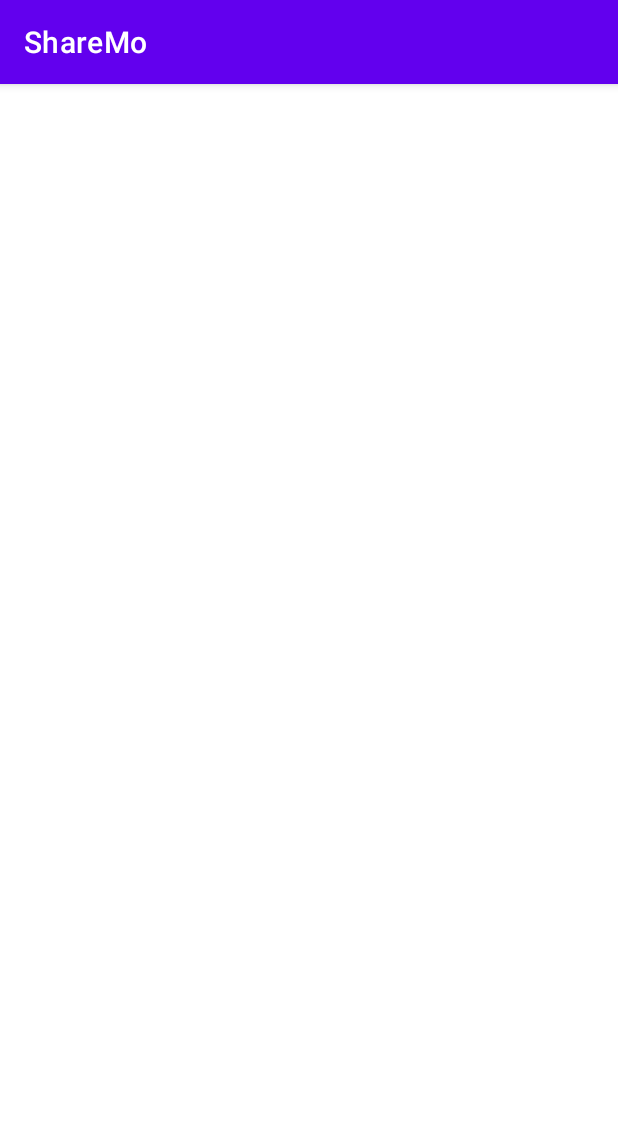
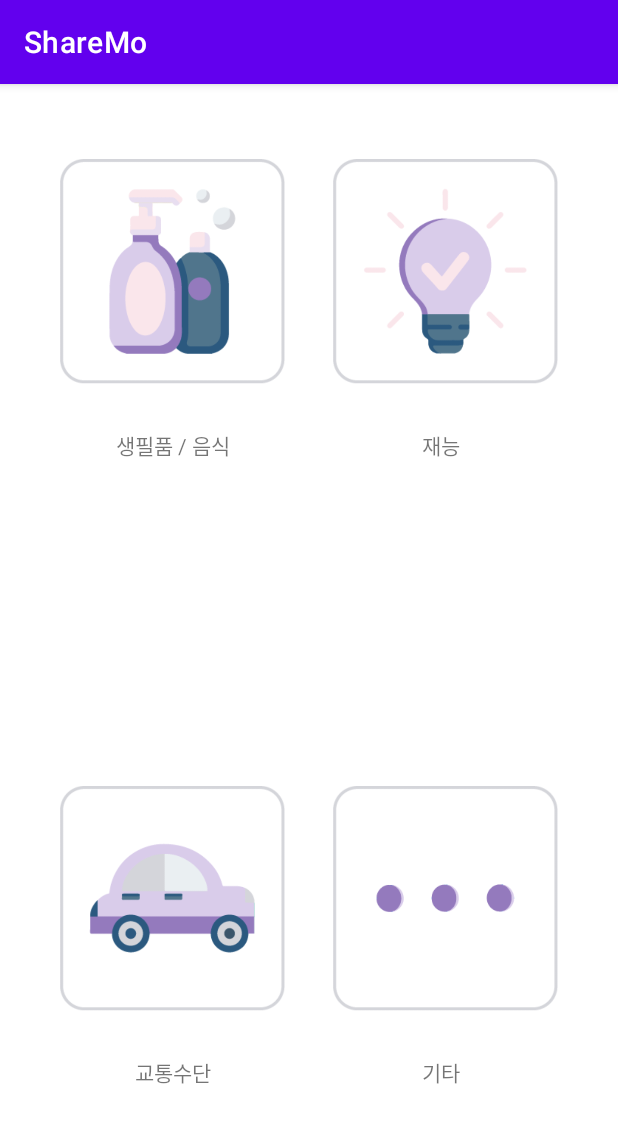
Before and after one commit to JWhy121/ShareMo, an Android app: the fragment FragmentHome shown on its own in the app's theme, on a phone screen of 412 x 824 dp. Shown: the top 1123 px of the screen. Run offline under Robolectric (Android 15) with nearby library versions, the phone set to English and light mode, and no system bars.

Commit message:
홈화면 xml 완성

```diff
--- a/app/src/main/res/layout/activity_main.xml
+++ b/app/src/main/res/layout/activity_main.xml
@@ -60,4 +60,16 @@
         app:layout_constraintStart_toStartOf="parent"
         app:layout_constraintTop_toBottomOf="@+id/btn_login" />
 
+    <ImageView
+        android:id="@+id/imageView2"
+        android:layout_width="250dp"
+        android:layout_height="217dp"
+        app:layout_constraintBottom_toTopOf="@+id/edt_email"
+        app:layout_constraintEnd_toEndOf="parent"
+        app:layout_constraintHorizontal_bias="0.496"
+        app:layout_constraintStart_toStartOf="parent"
+        app:layout_constraintTop_toTopOf="parent"
+        app:layout_constraintVertical_bias="0.554"
+        app:srcCompat="@drawable/login" />
+
 </androidx.constraintlayout.widget.ConstraintLayout>
--- a/app/src/main/res/layout/fragment_home.xml
+++ b/app/src/main/res/layout/fragment_home.xml
@@ -4,4 +4,97 @@
     android:layout_width="match_parent"
     android:layout_height="match_parent"
     xmlns:app="http://schemas.android.com/apk/res-auto"
-    tools:context=".FragmentHome"/>
+    tools:context=".FragmentHome">
+
+
+    <androidx.constraintlayout.widget.ConstraintLayout
+        android:layout_width="match_parent"
+        android:layout_height="match_parent">
+
+        <ImageView
+            android:id="@+id/btn_Car"
+            android:layout_width="150dp"
+            android:layout_height="150dp"
+            android:layout_marginStart="40dp"
+            android:layout_marginBottom="150dp"
+            android:background="@drawable/btn_car"
+            android:clickable="true"
+            app:layout_constraintBottom_toBottomOf="parent"
+            app:layout_constraintStart_toStartOf="parent" />
+
+        <ImageView
+            android:id="@+id/btn_Glocery"
+            android:layout_width="150dp"
+            android:layout_height="150dp"
+            android:layout_marginStart="40dp"
+            android:layout_marginTop="50dp"
+            android:background="@drawable/btn_glocery"
+            android:clickable="true"
+            app:layout_constraintStart_toStartOf="parent"
+            app:layout_constraintTop_toTopOf="parent" />
+
+        <ImageView
+            android:id="@+id/btn_Talent"
+            android:layout_width="150dp"
+            android:layout_height="150dp"
+            android:layout_marginTop="50dp"
+            android:layout_marginEnd="40dp"
+            android:background="@drawable/btn_talent"
+            android:clickable="true"
+            app:layout_constraintEnd_toEndOf="parent"
+            app:layout_constraintTop_toTopOf="parent" />
+
+        <ImageView
+            android:id="@+id/btn_Etc"
+            android:layout_width="150dp"
+            android:layout_height="150dp"
+            android:layout_marginEnd="40dp"
+            android:layout_marginBottom="150dp"
+            android:background="@drawable/btn_etc"
+            android:clickable="true"
+            app:layout_constraintBottom_toBottomOf="parent"
+            app:layout_constraintEnd_toEndOf="parent" />
+
+        <TextView
+            android:id="@+id/tv_Glocery"
+            android:layout_width="wrap_content"
+            android:layout_height="wrap_content"
+            android:layout_marginStart="77dp"
+            android:layout_marginTop="30dp"
+            android:text="생필품 / 음식"
+            app:layout_constraintStart_toStartOf="parent"
+            app:layout_constraintTop_toBottomOf="@+id/btn_Glocery" />
+
+        <TextView
+            android:id="@+id/tv_Talent"
+            android:layout_width="wrap_content"
+            android:layout_height="wrap_content"
+            android:layout_marginTop="30dp"
+            android:layout_marginEnd="105dp"
+            android:text="재능"
+            app:layout_constraintEnd_toEndOf="parent"
+            app:layout_constraintTop_toBottomOf="@+id/btn_Talent" />
+
+        <TextView
+            android:id="@+id/tv_Car"
+            android:layout_width="wrap_content"
+            android:layout_height="wrap_content"
+            android:layout_marginStart="90dp"
+            android:layout_marginTop="30dp"
+            android:text="교통수단"
+            app:layout_constraintStart_toStartOf="parent"
+            app:layout_constraintTop_toBottomOf="@+id/btn_Car" />
+
+        <TextView
+            android:id="@+id/tv_Etc"
+            android:layout_width="wrap_content"
+            android:layout_height="wrap_content"
+            android:layout_marginTop="30dp"
+            android:layout_marginEnd="105dp"
+            android:text="기타"
+            app:layout_constraintEnd_toEndOf="parent"
+            app:layout_constraintTop_toBottomOf="@+id/btn_Etc" />
+
+    </androidx.constraintlayout.widget.ConstraintLayout>
+
+</FrameLayout>
```
Also changed, not shown: app/src/main/res/drawable-v24/btn_car.png (added), app/src/main/res/drawable-v24/btn_etc.png (added), app/src/main/res/drawable-v24/btn_glocery.png (added), app/src/main/res/drawable-v24/btn_talent.png (added).
